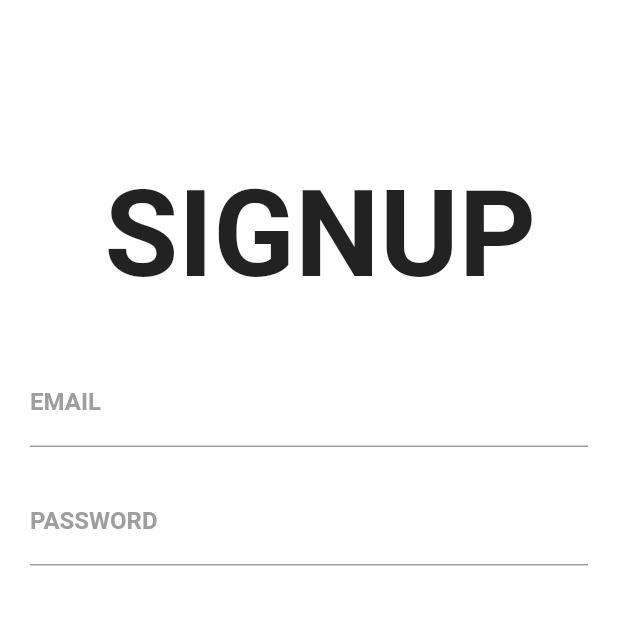
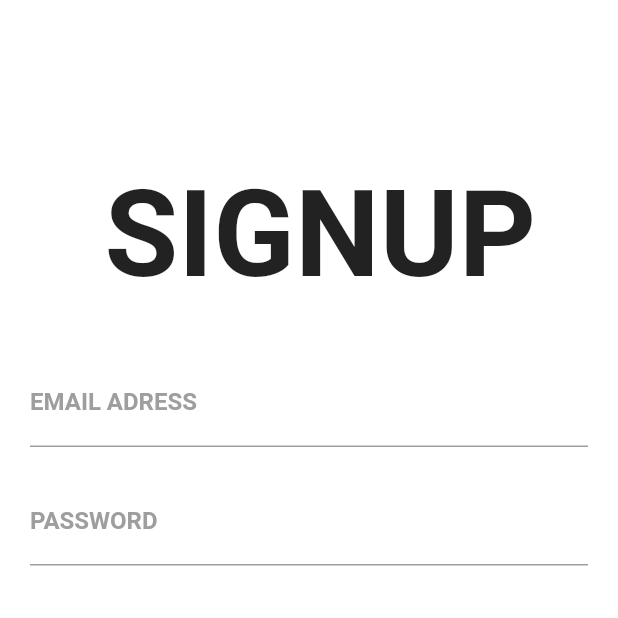
Before and after one commit to famcydaware/csc506-Assignment, a Flutter app: the SignupPage screen opened by its route, on a phone screen of 412 x 824 dp, the top half of it. Run offline on Flutter 3.47's test engine with Material 2 defaults, Android fonts, the light colour scheme and no system bars; Roboto replaces fonts that are missing (Monserrat, Montserrat).

Commit message:
change some display text

```diff
--- a/lib/signup.dart
+++ b/lib/signup.dart
@@ -34,7 +34,7 @@ class _SignupPageState extends State<SignupPage>{
               children: <Widget>[
                 TextField(
                   decoration:InputDecoration(
-                    labelText:'EMAIL',
+                    labelText:'EMAIL ADRESS',
                     labelStyle: TextStyle(
                       fontFamily: 'Montserrat',
                       fontWeight: FontWeight.bold,
```
